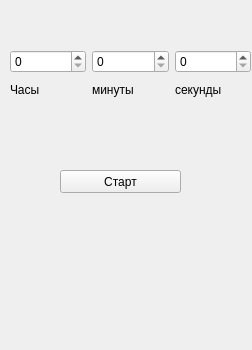
Qt form designs/timerdes.ui (SlavicSandwich/TheChasi) before a commit.
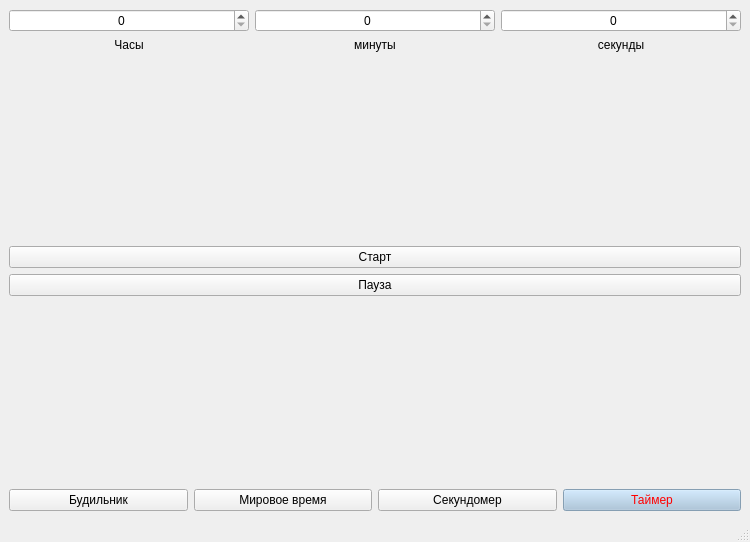
The same form after that commit.

Patch:
```diff
--- a/designs/timerdes.ui
+++ b/designs/timerdes.ui
@@ -1,32 +1,36 @@
 <?xml version="1.0" encoding="UTF-8"?>
 <ui version="4.0">
- <class>Form</class>
- <widget class="QWidget" name="Form">
+ <class>MainWindow</class>
+ <widget class="QMainWindow" name="MainWindow">
   <property name="geometry">
    <rect>
     <x>0</x>
     <y>0</y>
-    <width>252</width>
-    <height>350</height>
+    <width>750</width>
+    <height>542</height>
    </rect>
   </property>
   <property name="windowTitle">
    <string>Form</string>
   </property>
-  <widget class="QWidget" name="horizontalLayoutWidget">
-   <property name="geometry">
-    <rect>
-     <x>10</x>
-     <y>50</y>
-     <width>241</width>
-     <height>51</height>
-    </rect>
-   </property>
+  <widget class="QWidget" name="centralwidget">
+   <layout class="QGridLayout" name="gridLayout">
+    <item row="2" column="0" colspan="4">
+     <widget class="QPushButton" name="pushbutton">
+      <property name="text">
+       <string>Старт</string>
+      </property>
+     </widget>
+    </item>
+    <item row="0" column="0" colspan="4">
    <layout class="QHBoxLayout" name="horizontalLayout">
     <item>
      <layout class="QVBoxLayout" name="verticalLayout">
       <item>
        <widget class="QSpinBox" name="hourbox">
+          <property name="alignment">
+           <set>Qt::AlignCenter</set>
+          </property>
         <property name="maximum">
          <number>23</number>
         </property>
@@ -37,6 +41,9 @@
         <property name="text">
          <string>Часы</string>
         </property>
+          <property name="alignment">
+           <set>Qt::AlignCenter</set>
+          </property>
        </widget>
       </item>
      </layout>
@@ -45,6 +52,9 @@
      <layout class="QVBoxLayout" name="verticalLayout_5">
       <item>
        <widget class="QSpinBox" name="minbox">
+          <property name="alignment">
+           <set>Qt::AlignCenter</set>
+          </property>
         <property name="maximum">
          <number>59</number>
         </property>
@@ -55,6 +65,9 @@
         <property name="text">
          <string>минуты</string>
         </property>
+          <property name="alignment">
+           <set>Qt::AlignCenter</set>
+          </property>
        </widget>
       </item>
      </layout>
@@ -63,6 +76,9 @@
      <layout class="QVBoxLayout" name="verticalLayout_4">
       <item>
        <widget class="QSpinBox" name="secondbox">
+          <property name="alignment">
+           <set>Qt::AlignCenter</set>
+          </property>
         <property name="maximum">
          <number>59</number>
         </property>
@@ -73,47 +89,98 @@
         <property name="text">
          <string>секунды</string>
         </property>
+          <property name="alignment">
+           <set>Qt::AlignCenter</set>
+          </property>
        </widget>
       </item>
      </layout>
     </item>
    </layout>
-  </widget>
-  <widget class="QWidget" name="verticalLayoutWidget_2">
-   <property name="geometry">
-    <rect>
-     <x>330</x>
-     <y>160</y>
-     <width>160</width>
-     <height>80</height>
-    </rect>
-   </property>
-   <layout class="QVBoxLayout" name="verticalLayout_3">
-    <item>
-     <widget class="QSpinBox" name="spinBox_4"/>
+    </item>
+    <item row="5" column="0">
+     <widget class="QPushButton" name="alarm_switch">
+      <property name="text">
+       <string>Будильник</string>
+      </property>
+     </widget>
+    </item>
+    <item row="5" column="3">
+     <widget class="QPushButton" name="timer_switch">
+      <property name="enabled">
+       <bool>false</bool>
+      </property>
+      <property name="styleSheet">
+       <string notr="true">background-color: #A3C1DA; color: red;</string>
+      </property>
+      <property name="text">
+       <string>Таймер</string>
+      </property>
+     </widget>
     </item>
-    <item>
-     <widget class="QLabel" name="label_2">
+    <item row="5" column="1">
+     <widget class="QPushButton" name="worldtime_switch">
       <property name="text">
-       <string>TextLabel</string>
+       <string>Мировое время</string>
       </property>
      </widget>
     </item>
+    <item row="5" column="2">
+     <widget class="QPushButton" name="stopwatch_switch">
+      <property name="text">
+       <string>Секундомер</string>
+      </property>
+     </widget>
+    </item>
+    <item row="1" column="0" colspan="4">
+     <spacer name="verticalSpacer_2">
+      <property name="orientation">
+       <enum>Qt::Vertical</enum>
+      </property>
+      <property name="sizeHint" stdset="0">
+       <size>
+        <width>20</width>
+        <height>40</height>
+       </size>
+      </property>
+     </spacer>
+    </item>
+    <item row="4" column="0" colspan="4">
+     <spacer name="verticalSpacer">
+      <property name="orientation">
+       <enum>Qt::Vertical</enum>
+      </property>
+      <property name="sizeHint" stdset="0">
+       <size>
+        <width>20</width>
+        <height>40</height>
+       </size>
+      </property>
+     </spacer>
+    </item>
+    <item row="3" column="0" colspan="4">
+     <widget class="QPushButton" name="pause">
+      <property name="enabled">
+       <bool>true</bool>
+      </property>
+      <property name="text">
+       <string>Пауза</string>
+      </property>
+     </widget>
+    </item>
    </layout>
   </widget>
-  <widget class="QPushButton" name="pushbutton">
+  <widget class="QMenuBar" name="menubar">
    <property name="geometry">
     <rect>
-     <x>60</x>
-     <y>170</y>
-     <width>121</width>
-     <height>23</height>
+     <x>0</x>
+     <y>0</y>
+     <width>750</width>
+     <height>21</height>
     </rect>
    </property>
-   <property name="text">
-    <string>Старт</string>
-   </property>
   </widget>
+  <widget class="QStatusBar" name="statusbar"/>
  </widget>
  <resources/>
  <connections/>
```
Left out of the diff: 2 changed lines with no effect on the pictures. Lines whose indentation alone changed are shown as unchanged.
